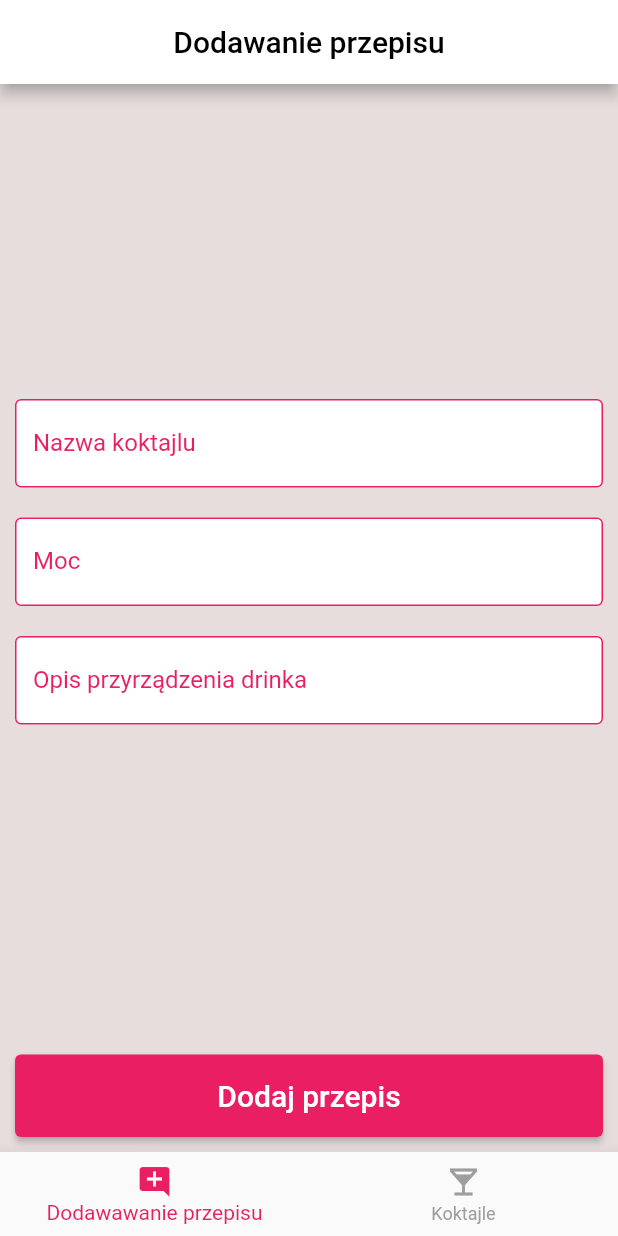
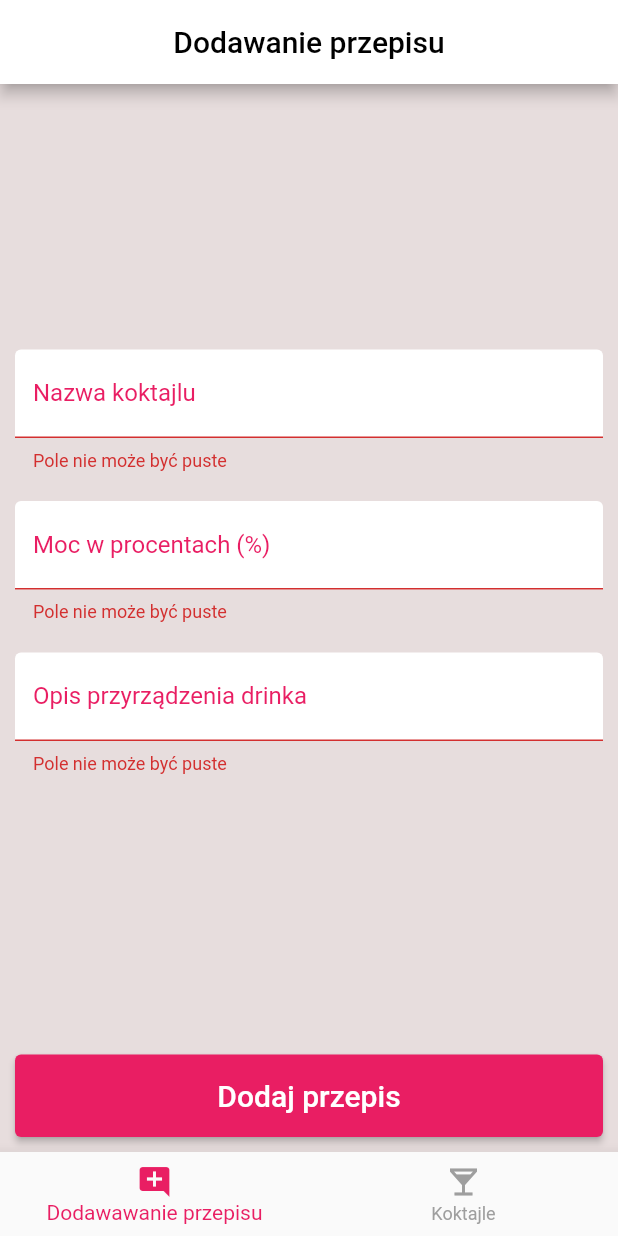
Before and after one commit to mgudalewicz/my_coctail_bar, a Flutter app: the screen it shows after launch, after a tap on "Dodaj przepis", on a phone screen of 412 x 824 dp. Run offline on Flutter 3.47's test engine with Material 2 defaults, Android fonts, the phone set to English and light mode, and no system bars; our stand-ins replace cloud_firestore, equatable, firebase_core, flutter_bloc, fluttertoast, get_it; accounts and stored records are empty.

Commit message:
change in add coctails page

```diff
--- a/lib/screens/add_coctail/add_coctail_page.dart
+++ b/lib/screens/add_coctail/add_coctail_page.dart
@@ -1,48 +1,90 @@
 import 'package:flutter/material.dart';
+import 'package:flutter_bloc/flutter_bloc.dart';
+import 'package:my_coctail_bar/screens/add_coctail/cubit/add_coctail_cubit.dart';
+import 'package:my_coctail_bar/screens/home_page.dart';
 import 'package:my_coctail_bar/widget/widget_text_form_field.dart';
 
-class AddCoctail extends StatelessWidget {
+class AddCoctail extends StatefulWidget {
   const AddCoctail({
     Key? key,
   }) : super(key: key);
 
   @override
+  State<AddCoctail> createState() => _AddCoctailState();
+}
+
+class _AddCoctailState extends State<AddCoctail> {
+  final GlobalKey<FormState> _formKey = GlobalKey<FormState>();
+  final GlobalKey<FormFieldState<String>> _coctailNameInputKey = GlobalKey<FormFieldState<String>>();
+  final GlobalKey<FormFieldState<String>> _recipeInputKey = GlobalKey<FormFieldState<String>>();
+  final GlobalKey<FormFieldState<String>> _coctailStrengthInputKey = GlobalKey<FormFieldState<String>>();
+
+  @override
   Widget build(BuildContext context) {
-    return Scaffold(
-      body: Center(
+    return BlocProvider(
+      create: (context) => AddCoctailCubit(),
+      child: BlocBuilder<AddCoctailCubit, AddCoctailState>(builder: (context, state) {
+        return SafeArea(
+          child: Scaffold(
+            body: Form(
+              key: _formKey,
+              child: Center(
                 child: Column(
                   mainAxisAlignment: MainAxisAlignment.spaceBetween,
                   children: [
                     const SizedBox(),
                     Column(
                       mainAxisAlignment: MainAxisAlignment.center,
-              children: const [
+                      children: [
                         WidgetTextFormField(
+                          formFieldKey: _coctailNameInputKey,
                           labelText: 'Nazwa koktajlu',
                         ),
                         WidgetTextFormField(
-                  labelText: 'Moc',
+                          formFieldKey: _coctailStrengthInputKey,
+                          labelText: 'Moc w procentach (%)',
                           validatorStrength: true,
                         ),
                         WidgetTextFormField(
+                          formFieldKey: _recipeInputKey,
                           labelText: 'Opis przyrządzenia drinka',
+                          maxLine: null,
                         ),
                       ],
                     ),
-            _buttonAddsRecipe(),
+                    _addButton(context),
                   ],
                 ),
               ),
+            ),
+          ),
+        );
+      }),
     );
   }
 
-  Container _buttonAddsRecipe() {
+  Container _addButton(BuildContext context) {
     return Container(
       padding: const EdgeInsets.all(10.0),
       height: 75,
       width: double.infinity,
       child: ElevatedButton(
-        onPressed: () {},
+        onPressed: () {
+          if (_formKey.currentState!.validate()) {
+            int? strength = int.tryParse(_coctailStrengthInputKey.currentState!.value!);
+            context.read<AddCoctailCubit>().create(
+                  name: _coctailNameInputKey.currentState!.value!,
+                  recipe: _recipeInputKey.currentState!.value!,
+                  strength: strength!,
+                );
+            Navigator.of(context).push(
+              MaterialPageRoute(
+                builder: (context) => const HomePage(),
+                fullscreenDialog: true,
+              ),
+            );
+          }
+        },
         style: ButtonStyle(
           backgroundColor: MaterialStateProperty.all(Colors.pink),
         ),
--- a/lib/widget/widget_text_form_field.dart
+++ b/lib/widget/widget_text_form_field.dart
@@ -10,6 +10,7 @@
     this.keyboardType = TextInputType.text,
     this.inputFormatters,
     this.validatorStrength = false,
+    this.maxLine = 1,
   });
 
   final GlobalKey<FormFieldState<String>>? formFieldKey;
@@ -18,6 +19,7 @@
   final String? hintText;
   final List<TextInputFormatter>? inputFormatters;
   final bool validatorStrength;
+  final int? maxLine;
 
   @override
   Widget build(BuildContext context) {
@@ -25,7 +27,7 @@
       padding: const EdgeInsets.all(10.0),
       child: TextFormField(
         inputFormatters: inputFormatters,
-        maxLines: null,
+        maxLines: maxLine,
         keyboardType: keyboardType,
         validator: (value) {
           if (value == null || value.isEmpty) {
```
Lines whose indentation alone changed are shown as unchanged.
